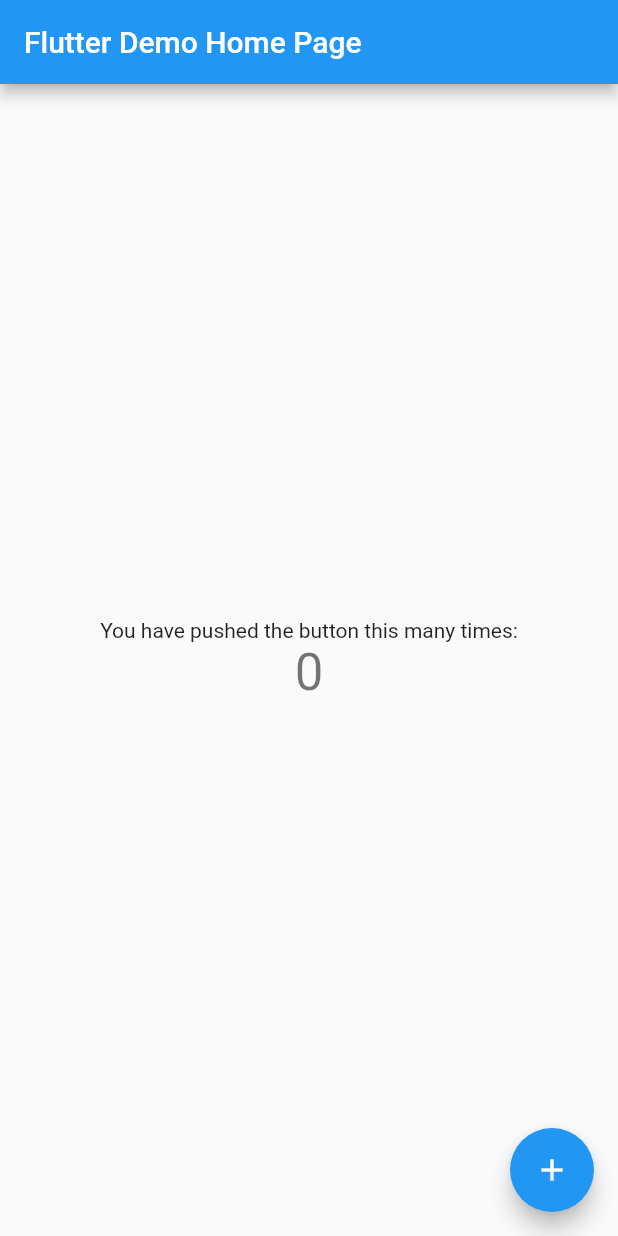
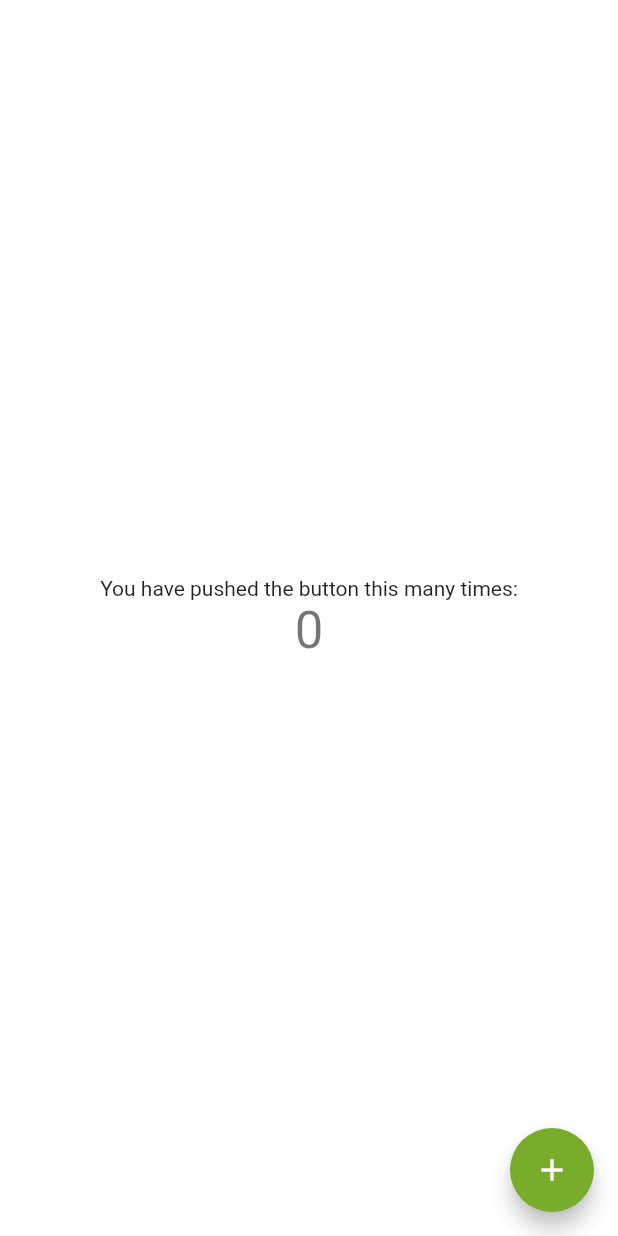
Before and after one commit to kronos-et-al/MensaApp, a Flutter app: the screen it shows after launch, on a phone screen of 412 x 824 dp. Run offline on Flutter 3.47's test engine with Material 2 defaults, Android fonts, the phone set to English and light mode, and no system bars.

Commit message:
added temporary theme

```diff
--- a/app/lib/main.dart
+++ b/app/lib/main.dart
@@ -13,16 +13,35 @@ class MyApp extends StatelessWidget {
     return MaterialApp(
       title: 'Flutter Demo',
       theme: ThemeData(
-        // This is the theme of your application.
-        //
-        // Try running your application with "flutter run". You'll see the
-        // application has a blue toolbar. Then, without quitting the app, try
-        // changing the primarySwatch below to Colors.green and then invoke
-        // "hot reload" (press "r" in the console where you ran "flutter run",
-        // or simply save your changes to "hot reload" in a Flutter IDE).
-        // Notice that the counter didn't reset back to zero; the application
-        // is not restarted.
-        primarySwatch: Colors.blue,
+        brightness: Brightness.light,
+        colorScheme: const ColorScheme(
+            brightness: Brightness.light,
+            primary: Color(0xFF7AAC2B),
+            onPrimary: Color(0xFFFFFFFF),
+            secondary: Color(0xFF7AAC2B),
+            onSecondary: Color(0xFFFFFFFF),
+            error: Color(0xFFD32F2F),
+            onError: Color(0xFFFFFFFF),
+            background: Color(0xFFFFFFFF),
+            onBackground: Color(0xFF000000),
+            surface: Color(0xFFF6F6F6),
+            onSurface: Color(0xFF000000)),
+      ),
+      darkTheme: ThemeData(
+        brightness: Brightness.dark,
+        colorScheme: const ColorScheme(
+            brightness: Brightness.dark,
+            primary: Color(0xFF7AAC2B),
+            onPrimary: Color(0xFFFFFFFF),
+            secondary: Color(0xFF7AAC2B),
+            onSecondary: Color(0xFFFFFFFF),
+            error: Color(0xFFD32F2F),
+            onError: Color(0xFFFFFFFF),
+            background: Color(0xFF1E1E1E),
+            onBackground: Color(0xFFFFFFFF),
+            surface: Color(0xFF333333),
+            surfaceTint: Color(0xFF202020),
+            onSurface: Color(0xFFFFFFFF)),
       ),
       home: const MyHomePage(title: 'Flutter Demo Home Page'),
     );
@@ -70,11 +89,7 @@ class _MyHomePageState extends State<MyHomePage> {
     // fast, so that you can just rebuild anything that needs updating rather
     // than having to individually change instances of widgets.
     return Scaffold(
-      appBar: AppBar(
-        // Here we take the value from the MyHomePage object that was created by
-        // the App.build method, and use it to set our appbar title.
-        title: Text(widget.title),
-      ),
+      backgroundColor: Theme.of(context).colorScheme.background,
       body: Center(
         // Center is a layout widget. It takes a single child and positions it
         // in the middle of the parent.
```
